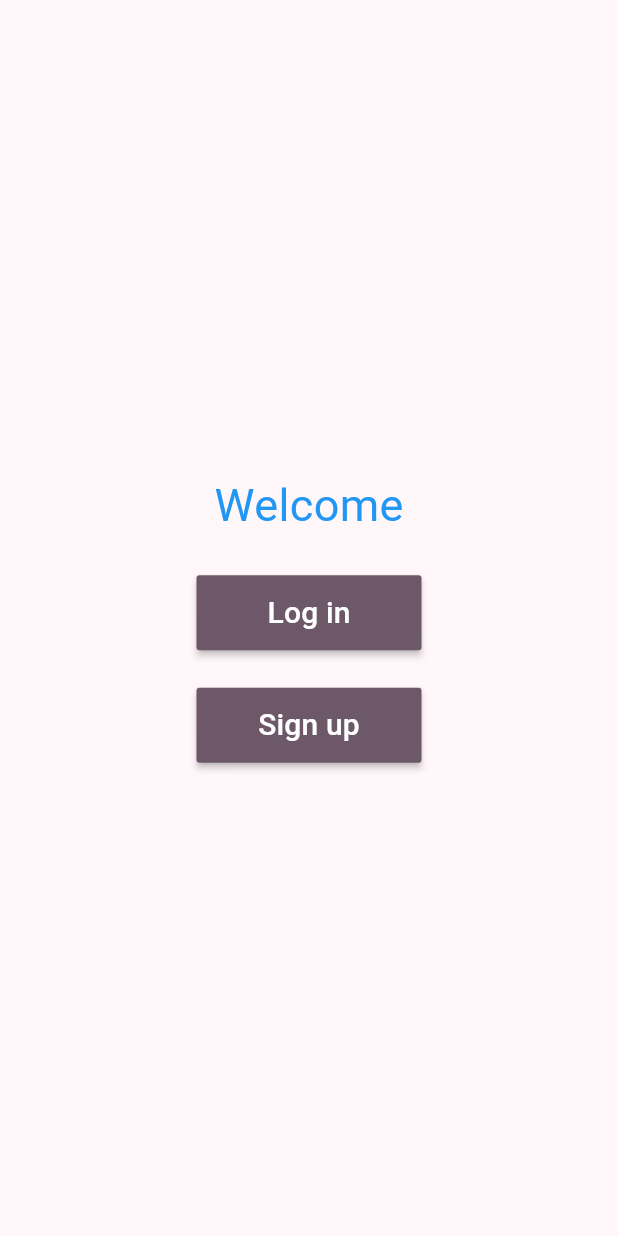
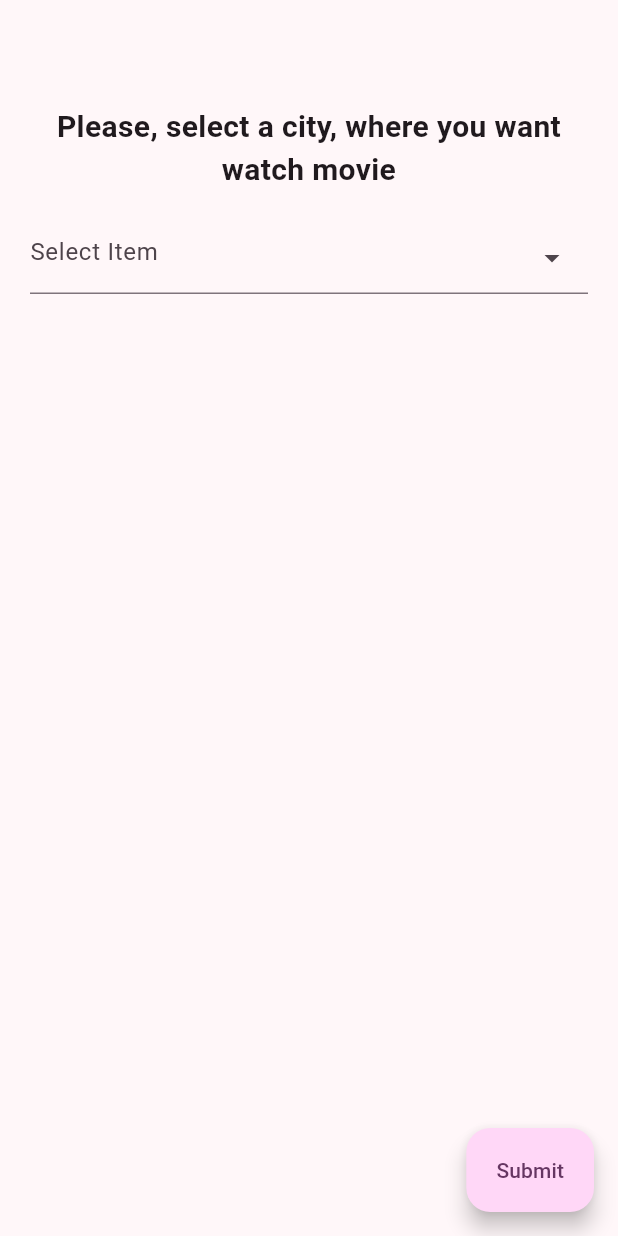
Before and after one commit to Sergey-Miheev/DBProject-FrontEnd-, a Flutter app: the screen it shows after launch, on a phone screen of 412 x 824 dp. Run offline on Flutter 3.47's test engine with Material 2 defaults, Android fonts, the phone set to English and light mode, and no system bars; drawn by our look-alikes of dropdown_textfield; our stand-ins replace dio.

Commit message:
Добавил экран выбора города

```diff
--- a/lib/callApi/checkingExistenceOfAccount.dart
+++ b/lib/callApi/checkingExistenceOfAccount.dart
@@ -1,6 +1,5 @@
 import 'dart:convert';
 import 'dart:core';
-//import 'package:meta/meta.dart';
 import 'dart:collection';
 import 'dart:io';
 import '../models/Account.dart';
--- a/lib/routes/log_in.dart
+++ b/lib/routes/log_in.dart
@@ -45,7 +45,7 @@ class Authorization extends StatelessWidget {
                   child: const Text("LOG IN"),
                   onPressed: () async {
                     if (await checkingExistenceOfAccount(_email, _pw) != null) {
-                      Navigator.pushNamed(context, "/");
+                      Navigator.pushNamed(context, "/cities");
                     }
                     //if (await checkRegisterOfEmail(_email, _pw) != null) {
                     else {
--- /dev/null
+++ b/lib/routes/select_city.dart
@@ -0,0 +1,98 @@
+import 'package:dropdown_textfield/dropdown_textfield.dart';
+import 'package:flutter/material.dart';
+
+class SelectCity extends StatefulWidget {
+  const SelectCity({Key? key}) : super(key: key);
+
+  @override
+  State<SelectCity> createState() => _SelectCityState();
+}
+
+class _SelectCityState extends State<SelectCity> {
+  final GlobalKey<FormState> _formKey = GlobalKey<FormState>();
+  late SingleValueDropDownController _cnt;
+  final formKey = GlobalKey<FormState>();
+
+  @override
+  void initState() {
+    _cnt = SingleValueDropDownController();
+
+    super.initState();
+  }
+
+  @override
+  void dispose() {
+    _cnt.dispose();
+    super.dispose();
+  }
+
+  @override
+  Widget build(BuildContext context) {
+    return Scaffold(
+      body: SingleChildScrollView(
+        child: Form(
+          key: _formKey,
+          child: Padding(
+            padding: const EdgeInsets.symmetric(horizontal: 20),
+            child: Column(
+              crossAxisAlignment: CrossAxisAlignment.start,
+              children: [
+                const SizedBox(
+                  height: 70,
+                ),
+                const Text(
+                  "Please, select a city, where you want watch movie",
+                  style: TextStyle(
+                    fontWeight: FontWeight.bold,
+                    fontSize: 20,
+                  ),
+                  textAlign: TextAlign.center,
+                ),
+                const SizedBox(
+                  height: 20,
+                ),
+                Form(
+                  key: formKey,
+                  child: DropDownTextField(
+                    // initialValue: "name4",
+                    readOnly: false,
+                    controller: _cnt,
+                    clearOption: true,
+                    keyboardType: TextInputType.number,
+                    autovalidateMode: AutovalidateMode.always,
+                    clearIconProperty: IconProperty(color: Colors.green),
+                    validator: (value) {
+                      if (value == null || value.isEmpty) {
+                        return "Required field";
+                      } else {
+                        return null;
+                      }
+                    },
+                    dropDownItemCount: 6,
+                    dropDownList: const [
+                      DropDownValueModel(name: 'name1', value: "value1"),
+                      DropDownValueModel(name: 'name2', value: "value2"),
+                      DropDownValueModel(name: 'name3', value: "value3"),
+                      DropDownValueModel(name: 'name4', value: "value4"),
+                      DropDownValueModel(name: 'name5', value: "value5"),
+                      DropDownValueModel(name: 'name6', value: "value6"),
+                      DropDownValueModel(name: 'name7', value: "value7"),
+                      DropDownValueModel(name: 'name8', value: "value8"),
+                    ],
+                    onChanged: (val) => {if (val != "") {print(val.name)}},
+                  ),
+                ),
+              ],
+            ),
+          ),
+        ),
+      ),
+      floatingActionButton: FloatingActionButton.extended(
+        onPressed: () {
+          formKey.currentState!.validate();
+        },
+        label: const Text("Submit"),
+      ),
+    );
+  }
+}
--- a/lib/routes/sign_up.dart
+++ b/lib/routes/sign_up.dart
@@ -1,7 +1,6 @@
 import 'package:flutter/material.dart';
 import 'package:place_booking/callApi/createAccount.dart';
 import '../callApi/checkRegisteredEmail.dart';
-import 'log_in.dart';
 
 class SignUp extends StatelessWidget {
   SignUp({Key? key}) : super(key: key);
--- a/pubspec.yaml
+++ b/pubspec.yaml
@@ -35,6 +35,7 @@ dependencies:
   # Use with the CupertinoIcons class for iOS style icons.
   cupertino_icons: ^1.0.2
   dio: ^4.0.6
+  dropdown_textfield: ^1.0.7
 
 dev_dependencies:
   json_serializable: ^6.5.4
```
Also changed, not shown: lib/main.dart (+5 -2 lines), lib/routes/cinema_list.dart (added, +11 -0 lines), pubspec.lock.
